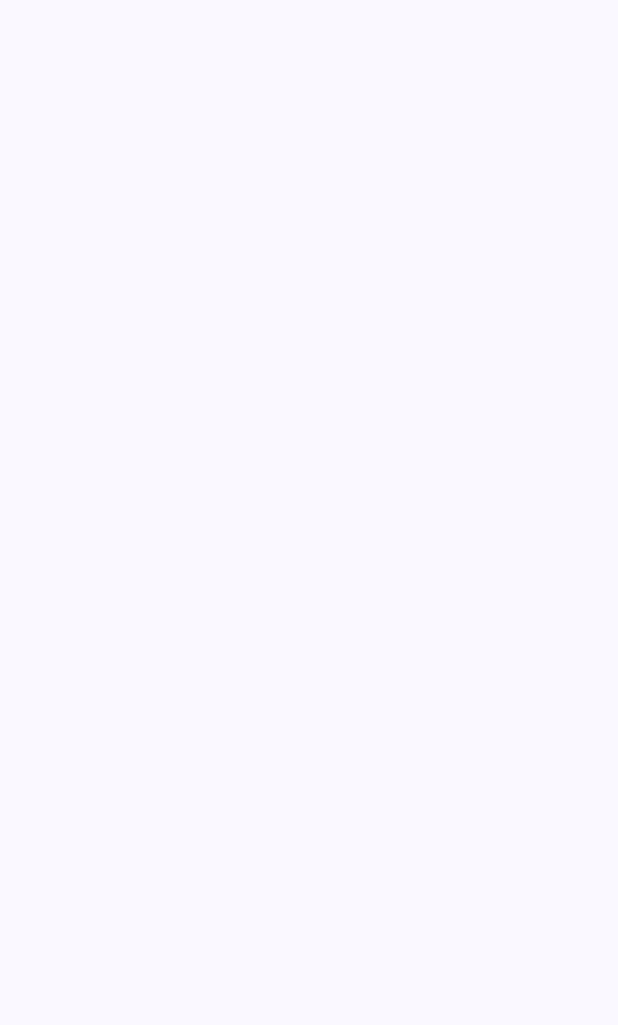
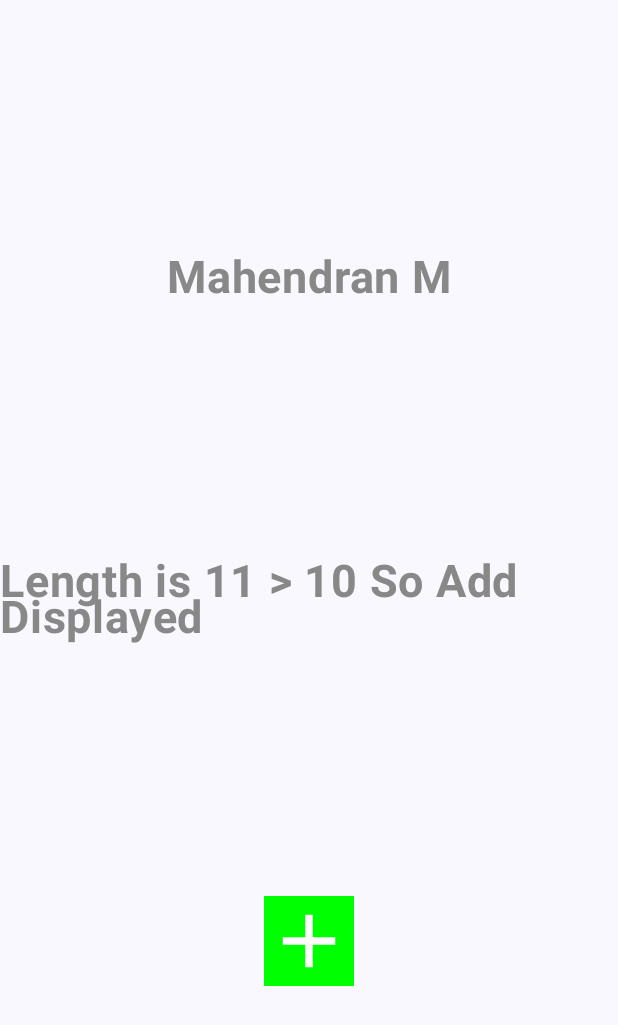
Before and after one commit to Mahendran-Murugan/Learn-Jetpack-Compose, an Android app built with Jetpack Compose: the screen it shows after launch (MainActivity), on a phone screen of 412 x 824 dp. Before the commit the part shown is empty. Shown: the top 1025 px of the screen. Run offline under Robolectric (Android 15) with nearby library versions, the phone set to English and light mode, and no system bars.

Commit message:
feat: learn conditional rendering and Image and Icon

```diff
--- a/LearnCompose/app/src/main/java/com/example/learncompose/MainActivity.kt
+++ b/LearnCompose/app/src/main/java/com/example/learncompose/MainActivity.kt
@@ -4,6 +4,7 @@ import android.os.Bundle
 import androidx.activity.ComponentActivity
 import androidx.activity.compose.setContent
 import androidx.activity.enableEdgeToEdge
+import androidx.compose.foundation.Image
 import androidx.compose.foundation.background
 import androidx.compose.foundation.layout.Arrangement
 import androidx.compose.foundation.layout.Box
@@ -14,13 +15,20 @@ import androidx.compose.foundation.layout.fillMaxWidth
 import androidx.compose.foundation.layout.height
 import androidx.compose.foundation.layout.padding
 import androidx.compose.foundation.layout.size
+import androidx.compose.foundation.layout.width
+import androidx.compose.material.icons.Icons
+import androidx.compose.material.icons.filled.Add
+import androidx.compose.material3.Icon
 import androidx.compose.material3.Scaffold
 import androidx.compose.material3.Text
 import androidx.compose.runtime.Composable
 import androidx.compose.ui.Alignment
 import androidx.compose.ui.Modifier
 import androidx.compose.ui.graphics.Color
+import androidx.compose.ui.graphics.vector.ImageVector
+import androidx.compose.ui.res.painterResource
 import androidx.compose.ui.text.font.FontFamily
+import androidx.compose.ui.text.font.FontWeight
 import androidx.compose.ui.tooling.preview.Preview
 import androidx.compose.ui.unit.dp
 import androidx.compose.ui.unit.sp
@@ -34,7 +42,7 @@ class MainActivity : ComponentActivity() {
             LearnComposeTheme {
                 Scaffold(modifier = Modifier.fillMaxSize()) { innerPadding ->
                     Greeting(
-                        name = "Mahendran",
+                        name = "Mahendran M",
                         modifier = Modifier.padding(innerPadding)
                     )
                 }
@@ -101,4 +109,43 @@ fun Greeting(name: String, modifier: Modifier = Modifier) {
 //            fontSize = 30.sp,
 //        )
 //    }
+    Column(
+        modifier = modifier
+            .fillMaxSize(),
+        verticalArrangement = Arrangement.SpaceEvenly,
+        horizontalAlignment = Alignment.CenterHorizontally,
+    ){
+        val res:String = if(name.length > 10)  "> 10 So Add Displayed" else "< 10 So Android Displayed"
+        Text(
+            text = name,
+            color = Color.Gray,
+            fontSize = 30.sp,
+            fontWeight = FontWeight.Bold,
+        )
+        Text(
+            text = "Length is ${name.length} $res",
+            color = Color.Gray,
+            fontSize = 30.sp,
+            fontWeight = FontWeight.Bold,
+        )
+        if(name.length > 10){
+            Icon(
+                imageVector =  Icons.Default.Add,
+                contentDescription = null,
+                tint = Color.White,
+                modifier = modifier
+                    .background(Color.Green)
+                    .height(60.dp)
+                    .width(60.dp)
+            )
+        }else{
+            Image(
+                painter = painterResource(id = R.drawable.ic_launcher_foreground),
+                contentDescription = null,
+                modifier = modifier
+                    .background(Color.Yellow)
+            )
+        }
+
+    }
 }
```
